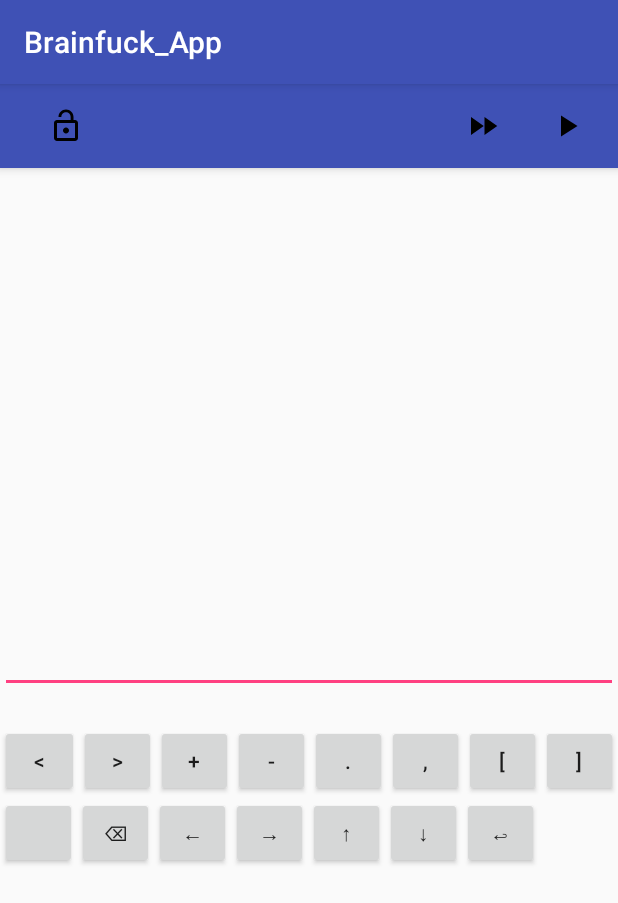
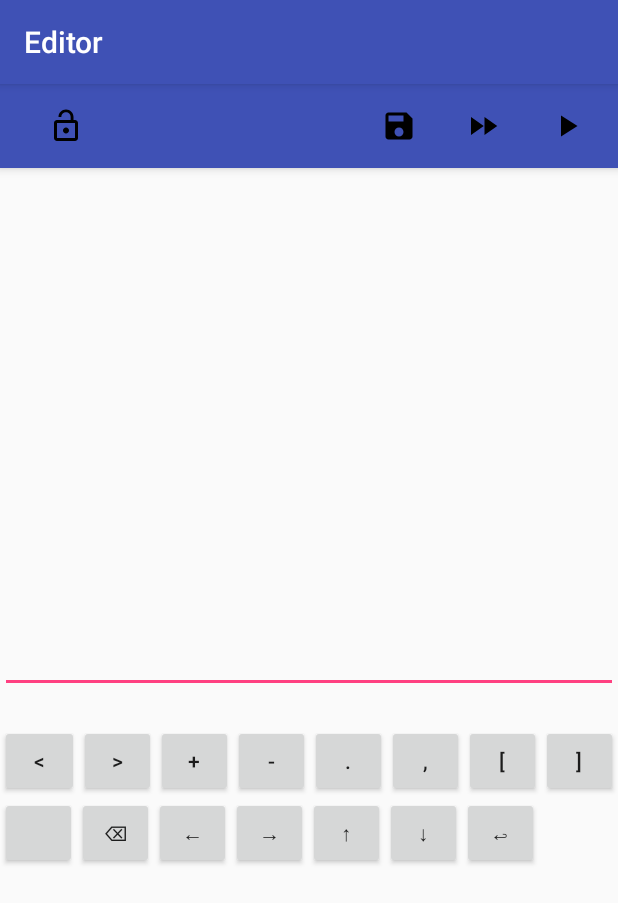
Before and after one commit to tpb1908/Brainfuck_App, an Android app: the Editor screen opened directly, with no data from a screen before it, on a phone screen of 412 x 824 dp. Shown: the top 903 px of the screen. Run offline under Robolectric (Android 15) with nearby library versions, the phone set to English and light mode, and no system bars.

Commit message:
Set up db

```diff
--- a/app/src/main/java/com/tpb/brainfuck_app/Editor.java
+++ b/app/src/main/java/com/tpb/brainfuck_app/Editor.java
@@ -22,10 +22,12 @@ public class Editor extends AppCompatActivity {
     private ImageButton mQuickRun;
 
 
+
     @Override
     protected void onCreate(@Nullable Bundle savedInstanceState) {
         super.onCreate(savedInstanceState);
         setContentView(R.layout.editor);
+        setTitle("Editor");
         mEditor = (EditText) findViewById(R.id.editor);
         mKeyboardLock = (ImageButton) findViewById(R.id.lock_keyboard_button);
         mRun = (ImageButton) findViewById(R.id.run_button);
--- a/app/src/main/java/com/tpb/brainfuck_app/Runner.java
+++ b/app/src/main/java/com/tpb/brainfuck_app/Runner.java
@@ -4,4 +4,5 @@ package com.tpb.brainfuck_app;
  * Created by theo on 21/08/16.
  */
 public class Runner {
+    private Program prog;
 }
--- /dev/null
+++ b/app/src/main/res/drawable/ic_save_black.xml
@@ -0,0 +1,11 @@
+<?xml version="1.0" encoding="utf-8"?>
+<vector xmlns:android="http://schemas.android.com/apk/res/android"
+        android:viewportWidth="24"
+        android:viewportHeight="24"
+        android:width="24dp"
+        android:height="24dp">
+    <path android:pathData="M0 0h24v24H0z" android:fillColor="#00FFFFFF"/>
+    <path
+        android:pathData="M17 3H5c-1.11 0-2 .9-2 2v14c0 1.1.89 2 2 2h14c1.1 0 2-.9 2-2V7l-4-4zm-5 16c-1.66 0-3-1.34-3-3s1.34-3 3-3 3 1.34 3 3-1.34 3-3 3zm3-10H5V5h10v4z"
+        android:fillColor="#000000"/>
+</vector>
--- a/app/src/main/res/layout/editor.xml
+++ b/app/src/main/res/layout/editor.xml
@@ -16,11 +16,20 @@
                 android:id="@+id/lock_keyboard_button"
                 android:layout_width="56dp"
                 android:layout_height="56dp"
-            android:layout_centerVertical="true"
-            android:layout_alignParentStart="true"
                 android:src="@drawable/ic_lock_open_black"
-            android:background="@android:color/transparent"/>
+                android:background="@android:color/transparent"
+                android:layout_alignParentTop="true"
+                android:layout_alignParentStart="true"/>
 
+            <ImageButton
+                android:id="@+id/save_button"
+                android:layout_width="56dp"
+                android:layout_height="56dp"
+                android:src="@drawable/ic_save_black"
+                android:background="@android:color/transparent"
+                android:layout_alignParentTop="true"
+                android:layout_toStartOf="@+id/quick_run_button"
+                />
             <ImageButton
                 android:id="@+id/run_button"
                 android:layout_width="56dp"
```
Also changed, not shown: app/src/main/java/com/tpb/brainfuck_app/Program.java (added, +22 -0 lines), app/src/main/java/com/tpb/brainfuck_app/Storage.java (+139 -1 lines). Lines whose indentation alone changed are shown as unchanged.
